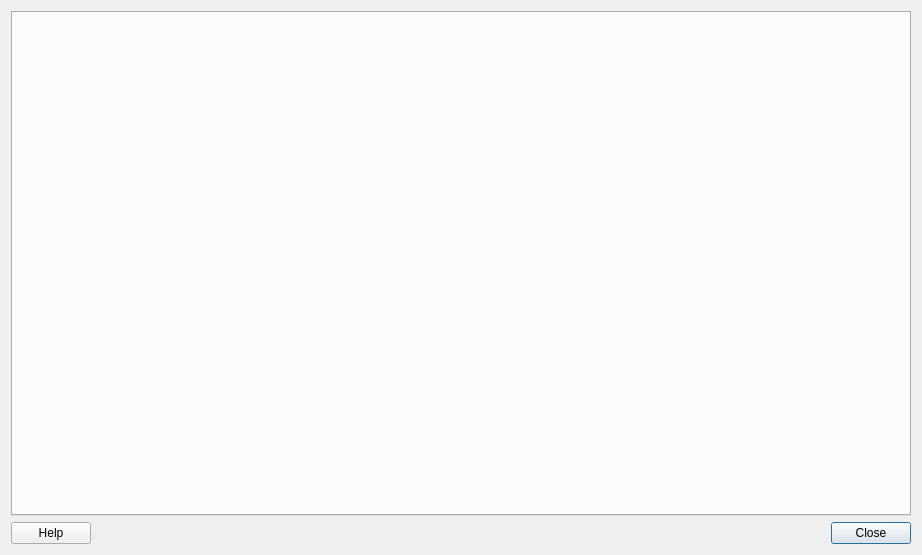
Qt form suews_database_manager_dialog_base.ui (gusbacos/suews_database_manager) before a commit.
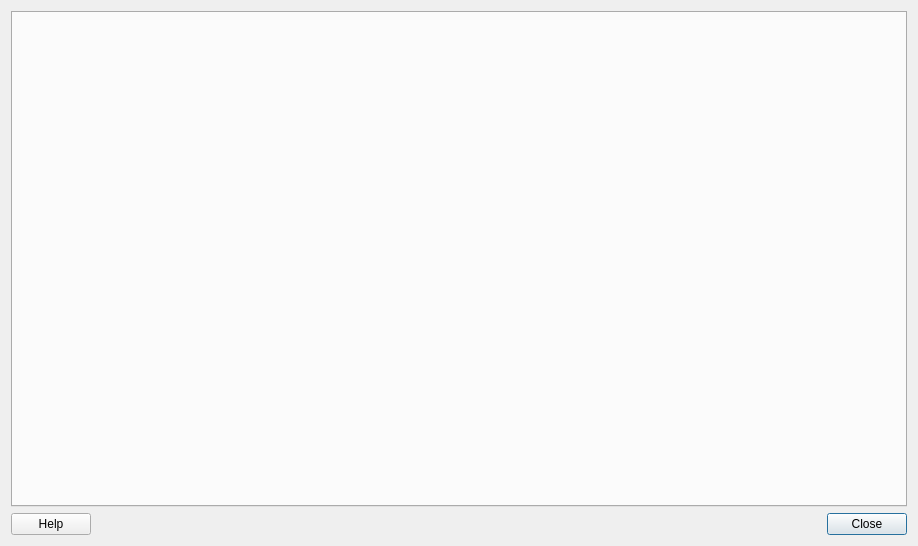
The same form after that commit.

```diff
--- a/suews_database_manager_dialog_base.ui
+++ b/suews_database_manager_dialog_base.ui
@@ -6,8 +6,8 @@
    <rect>
     <x>0</x>
     <y>0</y>
-    <width>922</width>
-    <height>555</height>
+    <width>918</width>
+    <height>546</height>
    </rect>
   </property>
   <property name="minimumSize">
```
Left out of the diff: 21 changed lines with no effect on the pictures.
